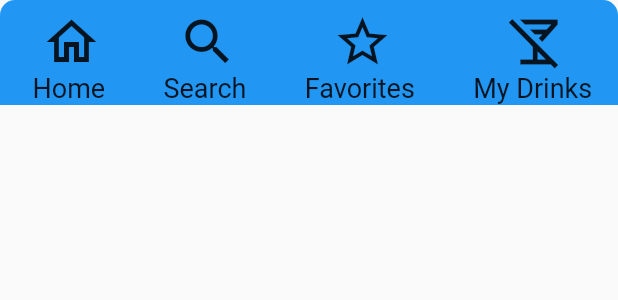
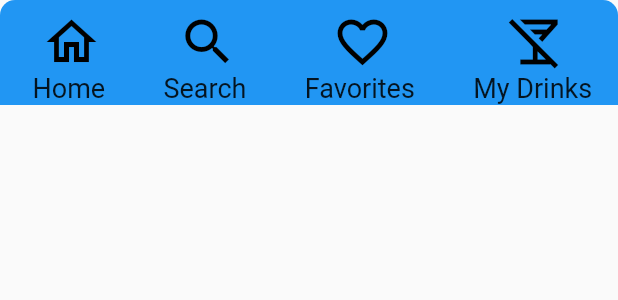
Before and after one commit to hahajens/drink-app, a Flutter app: the CustomNavigationBar widget shown alone on an empty page, opened directly, on a phone screen of 412 x 824 dp. Shown: the top 300 px of the screen. Run offline on Flutter 3.47's test engine with Material 2 defaults, Android fonts, the phone set to English and light mode, and no system bars; our stand-ins replace fluttertoast; network calls fail.

```diff
--- a/AlkoApp/lib/model/NavigationBar.dart
+++ b/AlkoApp/lib/model/NavigationBar.dart
@@ -2,6 +2,7 @@ import 'package:flutter/material.dart';
 
 class CustomNavigationBar extends StatelessWidget {
   final Color _mainColor = Colors.blue;
+  final Color _iconColor = Colors.black;
   final double _iconSize = 40;
   final double _fontSize = 18;
 
@@ -20,9 +21,10 @@ class CustomNavigationBar extends StatelessWidget {
             Column(
               children: [
                 IconButton(
-                    icon: Icon(Icons.home_outlined, size: _iconSize),
+                    icon: Icon(Icons.home_outlined,
+                        size: _iconSize, color: _iconColor),
                     onPressed: () {
-                      Navigator.pushNamed(context, '/StartView');
+                      Navigator.pushReplacementNamed(context, '/StartView');
                     }),
                 Text(" Home", style: TextStyle(fontSize: _fontSize)),
               ],
@@ -30,9 +32,10 @@ class CustomNavigationBar extends StatelessWidget {
             Column(
               children: [
                 IconButton(
-                    icon: Icon(Icons.search, size: _iconSize),
+                    icon:
+                        Icon(Icons.search, size: _iconSize, color: _iconColor),
                     onPressed: () {
-                      Navigator.pushNamed(context, '/MySearchView');
+                      Navigator.pushReplacementNamed(context, '/MySearchView');
                     }),
                 Text(" Search", style: TextStyle(fontSize: _fontSize)),
               ],
@@ -40,9 +43,11 @@ class CustomNavigationBar extends StatelessWidget {
             Column(
               children: [
                 IconButton(
-                    icon: Icon(Icons.star_border_outlined, size: _iconSize),
+                    icon: Icon(Icons.favorite_border_outlined,
+                        size: _iconSize, color: _iconColor),
                     onPressed: () {
-                      Navigator.pushNamed(context, '/MyFavoritesView');
+                      Navigator.pushReplacementNamed(
+                          context, '/MyFavoritesView');
                     }),
                 Text(" Favorites", style: TextStyle(fontSize: _fontSize)),
               ],
@@ -50,9 +55,10 @@ class CustomNavigationBar extends StatelessWidget {
             Column(
               children: [
                 IconButton(
-                    icon: Icon(Icons.no_drinks_outlined, size: _iconSize),
+                    icon: Icon(Icons.no_drinks_outlined,
+                        size: _iconSize, color: _iconColor),
                     onPressed: () {
-                      Navigator.pushNamed(context, '/MyDrinksView');
+                      Navigator.pushReplacementNamed(context, '/MyDrinksView');
                     }),
                 Text(" My Drinks", style: TextStyle(fontSize: _fontSize)),
               ],
--- a/AlkoApp/lib/views/MyFavoritesView.dart
+++ b/AlkoApp/lib/views/MyFavoritesView.dart
@@ -1,3 +1,4 @@
+import 'package:AlkoApp/model/NavigationBar.dart';
 import 'package:flutter/material.dart';
 import 'package:AlkoApp/model/Model.dart';
 import 'package:provider/provider.dart';
@@ -11,6 +12,7 @@ class MyFavoritesView extends StatelessWidget {
         backgroundColor: Colors.black,
       ),
     body: MyFavorites(),
+    bottomNavigationBar: CustomNavigationBar(),
     );
   }
 }
```
Also changed, not shown: AlkoApp/lib/DB/DB.dart (+36 -0 lines), AlkoApp/lib/model/Model.dart (+19 -0 lines), AlkoApp/lib/views/StartView.dart (+52 -6 lines).
